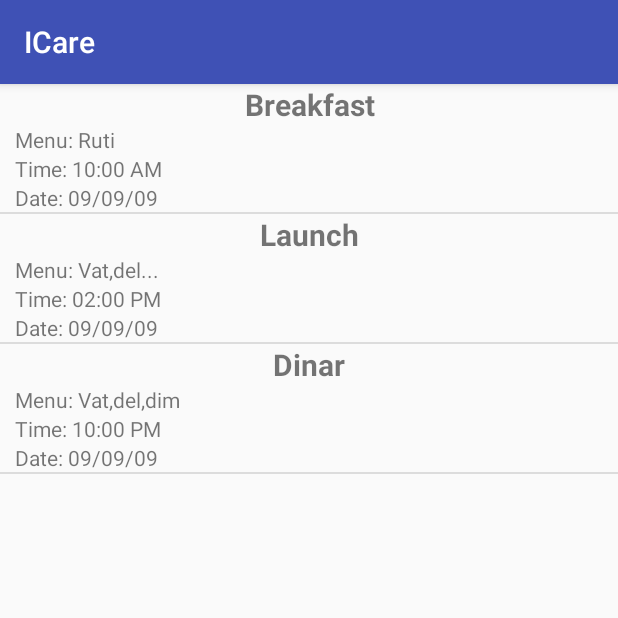
After one commit to Developer199239/Icare-, an Android app: the fragment Previous_diet_chart shown on its own in the app's theme, on a phone screen of 412 x 824 dp, the top half of it. The commit adds this screen. Run offline under Robolectric (Android 15) with nearby library versions, the phone set to English and light mode, and no system bars; our stand-ins replace ButterKnife.

Commit message:
diet design complete

```diff
--- /dev/null
+++ b/app/src/main/java/bubtjobs/com/icare/Adapter/DietAdapter.java
@@ -0,0 +1,67 @@
+package bubtjobs.com.icare.Adapter;
+
+import android.content.Context;
+import android.view.LayoutInflater;
+import android.view.View;
+import android.view.ViewGroup;
+import android.widget.ArrayAdapter;
+import android.widget.TextView;
+
+import java.util.ArrayList;
+
+import bubtjobs.com.icare.Model.Diet;
+import bubtjobs.com.icare.R;
+
+/**
+ * Created by Murtuza on 4/19/2016.
+ */
+public class DietAdapter extends ArrayAdapter<Diet>{
+
+    private ArrayList<Diet> todayDietList;
+    private Context context;
+
+    public DietAdapter(Context context, ArrayList<Diet> todayDietList) {
+        super(context, R.layout.custom_diet_chart,todayDietList);
+        this.context = context;
+        this.todayDietList = todayDietList;
+    }
+    static class ViewHolder {
+        TextView dietId_tv;
+        TextView diet_type_tv;
+        TextView menu_tv;
+        TextView time_tv;
+        TextView date_tv;
+
+    }
+
+    @Override
+    public View getView(int position, View convertView, ViewGroup parent) {
+        ViewHolder viewHolder;
+
+        if (convertView == null) {
+
+            LayoutInflater layoutInflater = (LayoutInflater) context.getSystemService(Context.LAYOUT_INFLATER_SERVICE);
+            convertView = layoutInflater.inflate(R.layout.custom_diet_chart, null);
+
+            viewHolder = new ViewHolder();
+            viewHolder.dietId_tv = (TextView) convertView.findViewById(R.id.dietId_tv);
+            viewHolder.diet_type_tv = (TextView) convertView.findViewById(R.id.diet_type_tv);
+            viewHolder.menu_tv = (TextView) convertView.findViewById(R.id.menu_tv);
+            viewHolder.time_tv = (TextView) convertView.findViewById(R.id.time_tv);
+            viewHolder.date_tv = (TextView) convertView.findViewById(R.id.date_tv);
+
+            convertView.setTag(viewHolder);
+        } else {
+            viewHolder = (ViewHolder) convertView.getTag();
+        }
+
+        viewHolder.dietId_tv.setText(todayDietList.get(position).getDietId());
+        viewHolder.diet_type_tv.setText(todayDietList.get(position).getDietType());
+        viewHolder.menu_tv.setText("Menu: "+todayDietList.get(position).getMenu());
+        viewHolder.time_tv.setText("Time: "+todayDietList.get(position).getDietTime());
+        viewHolder.date_tv.setText("Date: "+todayDietList.get(position).getDietDate());
+
+
+        return convertView;
+    }
+}
--- /dev/null
+++ b/app/src/main/java/bubtjobs/com/icare/Fragment/Previous_diet_chart.java
@@ -0,0 +1,65 @@
+package bubtjobs.com.icare.Fragment;
+
+
+import android.app.Fragment;
+import android.os.Bundle;
+import android.view.LayoutInflater;
+import android.view.View;
+import android.view.ViewGroup;
+import android.widget.AdapterView;
+import android.widget.ListView;
+import android.widget.Toast;
+
+import java.util.ArrayList;
+
+import bubtjobs.com.icare.Adapter.DietAdapter;
+import bubtjobs.com.icare.Model.Diet;
+import bubtjobs.com.icare.R;
+import butterknife.Bind;
+import butterknife.ButterKnife;
+
+/**
+ * A simple {@link Fragment} subclass.
+ */
+public class Previous_diet_chart extends Fragment {
+
+    ArrayList<Diet> toDayDietList;
+    @Bind(R.id.todayDietListView) ListView todayDietListView;
+    Diet today_diet;
+    @Override
+    public View onCreateView(LayoutInflater inflater, ViewGroup container,Bundle savedInstanceState) {
+        View view= inflater.inflate(R.layout.fragment_diet_chart, container, false);
+        ButterKnife.bind(this, view);
+
+        toDayDietList=new ArrayList<>();
+        today_diet=new Diet("7","Breakfast","Ruti","10:00 AM","09/09/09");
+        toDayDietList.add(today_diet);
+        today_diet=new Diet("8","Launch","Vat,del...","02:00 PM","09/09/09");
+        toDayDietList.add(today_diet);
+        today_diet=new Diet("9","Dinar","Vat,del,dim","10:00 PM","09/09/09");
+        toDayDietList.add(today_diet);
+
+        if(toDayDietList!=null)
+        {
+            DietAdapter adapter=new DietAdapter(view.getContext(),toDayDietList);
+            todayDietListView.setAdapter(adapter);
+        }
+        else{
+            Toast.makeText(getActivity(), "Previous DietList Not Available", Toast.LENGTH_LONG).show();
+        }
+
+        // set on click linear
+
+        todayDietListView.setOnItemClickListener(new AdapterView.OnItemClickListener() {
+            @Override
+            public void onItemClick(AdapterView<?> parent, View view, int position, long id) {
+
+                String dietId = toDayDietList.get(position).getDietId();
+                Toast.makeText(getActivity(), dietId, Toast.LENGTH_SHORT).show();
+            }
+        });
+
+        return  view;
+    }
+
+}
--- /dev/null
+++ b/app/src/main/java/bubtjobs/com/icare/Model/Diet.java
@@ -0,0 +1,60 @@
+package bubtjobs.com.icare.Model;
+
+/**
+ * Created by Murtuza on 4/20/2016.
+ */
+public class Diet {
+    private String dietId;
+    private String dietType;
+    private String menu;
+    private String dietTime;
+    private String dietDate;
+
+    public Diet(String dietId, String dietType, String menu, String dietTime, String dietDate) {
+        this.dietId = dietId;
+        this.dietType = dietType;
+        this.menu = menu;
+        this.dietTime = dietTime;
+        this.dietDate = dietDate;
+    }
+
+    public String getDietId() {
+        return dietId;
+    }
+
+    public void setDietId(String dietId) {
+        this.dietId = dietId;
+    }
+
+    public String getDietType() {
+        return dietType;
+    }
+
+    public void setDietType(String dietType) {
+        this.dietType = dietType;
+    }
+
+    public String getMenu() {
+        return menu;
+    }
+
+    public void setMenu(String menu) {
+        this.menu = menu;
+    }
+
+    public String getDietTime() {
+        return dietTime;
+    }
+
+    public void setDietTime(String dietTime) {
+        this.dietTime = dietTime;
+    }
+
+    public String getDietDate() {
+        return dietDate;
+    }
+
+    public void setDietDate(String dietDate) {
+        this.dietDate = dietDate;
+    }
+}
--- /dev/null
+++ b/app/src/main/res/layout/custom_diet_chart.xml
@@ -0,0 +1,46 @@
+<?xml version="1.0" encoding="utf-8"?>
+<LinearLayout xmlns:android="http://schemas.android.com/apk/res/android"
+    android:layout_width="match_parent"
+    android:layout_height="match_parent"
+    android:orientation="vertical">
+
+    <TextView
+        android:id="@+id/dietId_tv"
+        android:layout_width="match_parent"
+        android:layout_height="wrap_content"
+        android:visibility="gone"
+        />
+    <TextView
+        android:id="@+id/diet_type_tv"
+        android:layout_width="match_parent"
+        android:layout_height="wrap_content"
+        android:text="title"
+        android:textStyle="bold"
+        android:gravity="center_horizontal"
+        android:textSize="20sp"
+        />
+    <TextView
+        android:id="@+id/menu_tv"
+        android:layout_width="match_parent"
+        android:layout_height="wrap_content"
+        android:text="Menu:"
+        android:layout_marginLeft="10dp"
+        android:layout_marginRight="10dp"
+        />
+    <TextView
+        android:id="@+id/time_tv"
+        android:layout_width="match_parent"
+        android:layout_height="wrap_content"
+        android:text="Time:"
+        android:layout_marginLeft="10dp"
+        android:layout_marginRight="10dp"
+        />
+    <TextView
+        android:id="@+id/date_tv"
+        android:layout_width="match_parent"
+        android:layout_height="wrap_content"
+        android:text="Date:"
+        android:layout_marginLeft="10dp"
+        android:layout_marginRight="10dp"
+        />
+</LinearLayout>
--- /dev/null
+++ b/app/src/main/res/layout/fragment_diet_chart.xml
@@ -0,0 +1,14 @@
+<LinearLayout xmlns:android="http://schemas.android.com/apk/res/android"
+    xmlns:tools="http://schemas.android.com/tools"
+    android:layout_width="match_parent"
+    android:layout_height="match_parent"
+    tools:context="bubtjobs.com.icare.Fragment.Today_diet_chart"
+    android:orientation="vertical"
+    >
+
+    <ListView
+        android:layout_width="match_parent"
+        android:layout_height="match_parent"
+        android:id="@+id/todayDietListView"/>
+
+</LinearLayout>
--- a/app/src/main/res/values/dimens.xml
+++ b/app/src/main/res/values/dimens.xml
@@ -3,7 +3,7 @@
     <dimen name="activity_horizontal_margin">16dp</dimen>
     <dimen name="activity_vertical_margin">16dp</dimen>
     <!-- Default screen margins, per the Android Design guidelines. -->
-    <dimen name="nav_header_vertical_spacing">16dp</dimen>
+    <dimen name="nav_header_vertical_spacing">10dp</dimen>
     <dimen name="nav_header_height">160dp</dimen>
-    <dimen name="fab_margin">16dp</dimen>
+    <dimen name="fab_margin">10dp</dimen>
 </resources>
```
Also changed, not shown: app/src/main/java/bubtjobs/com/icare/Activity/PersonHome.java (+16 -2 lines), app/src/main/java/bubtjobs/com/icare/Fragment/Today_diet_chart.java (added, +65 -0 lines), app/src/main/java/bubtjobs/com/icare/Fragment/UpComing_diet_chart.java (added, +65 -0 lines), app/src/main/res/menu/activity_person_home_drawer.xml (+22 -5 lines), app/src/main/res/values/strings.xml (+4 -4 lines).
